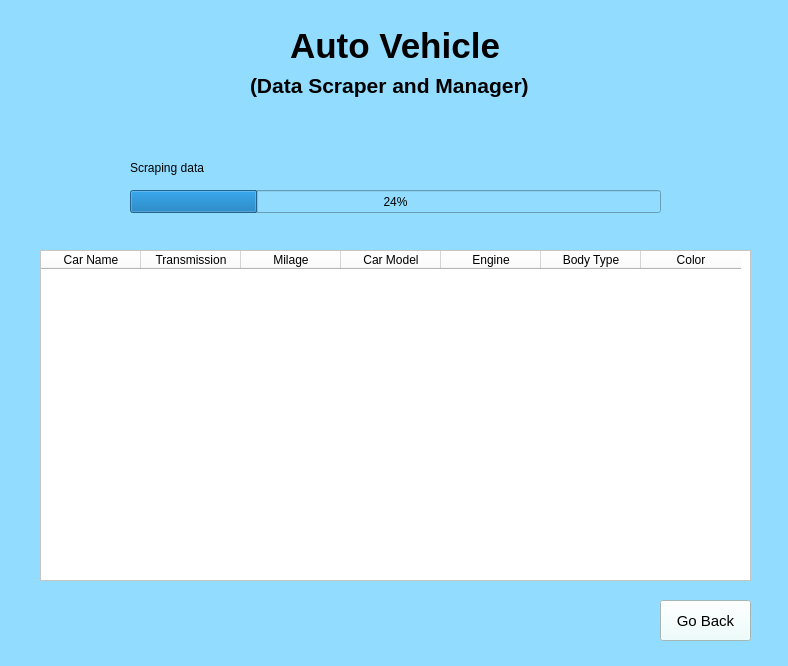
The window that MidTerm Project/GUI/foruth.ui (Muneeb912-cmd/Auto-Vehicle-Data-Scaping-and-Management-) describes before a commit, drawn with Qt 5.
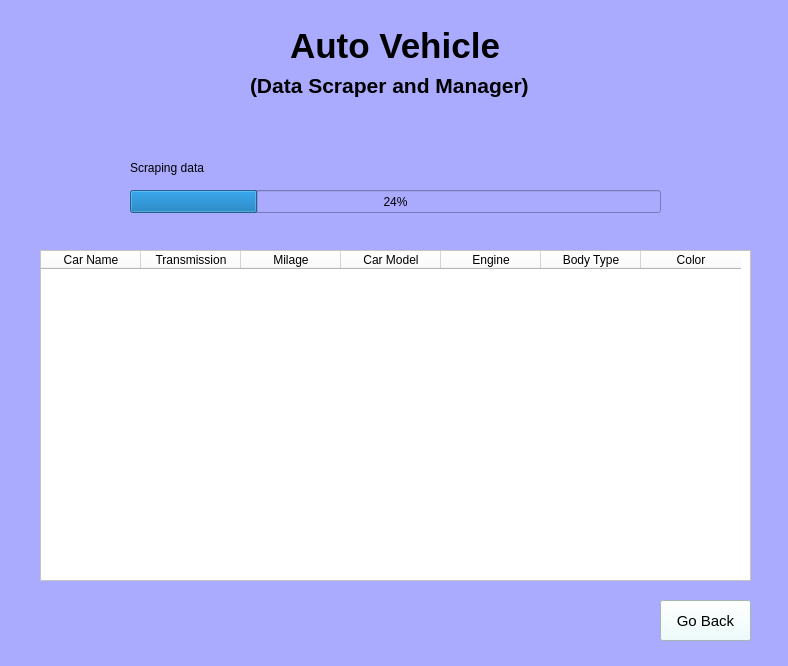
The same window after the commit. Icons and pictures are not drawn.

```diff
--- a/MidTerm Project/GUI/foruth.ui
+++ b/MidTerm Project/GUI/foruth.ui
@@ -14,7 +14,7 @@
    <string>Form</string>
   </property>
   <property name="styleSheet">
-   <string notr="true">background-color:rgb(146, 221, 255)
+   <string notr="true">background-color:rgb(170, 170, 255)
 </string>
   </property>
   <widget class="QLabel" name="label">
```
Left out of the diff: 12 changed lines with no effect on the pictures.
